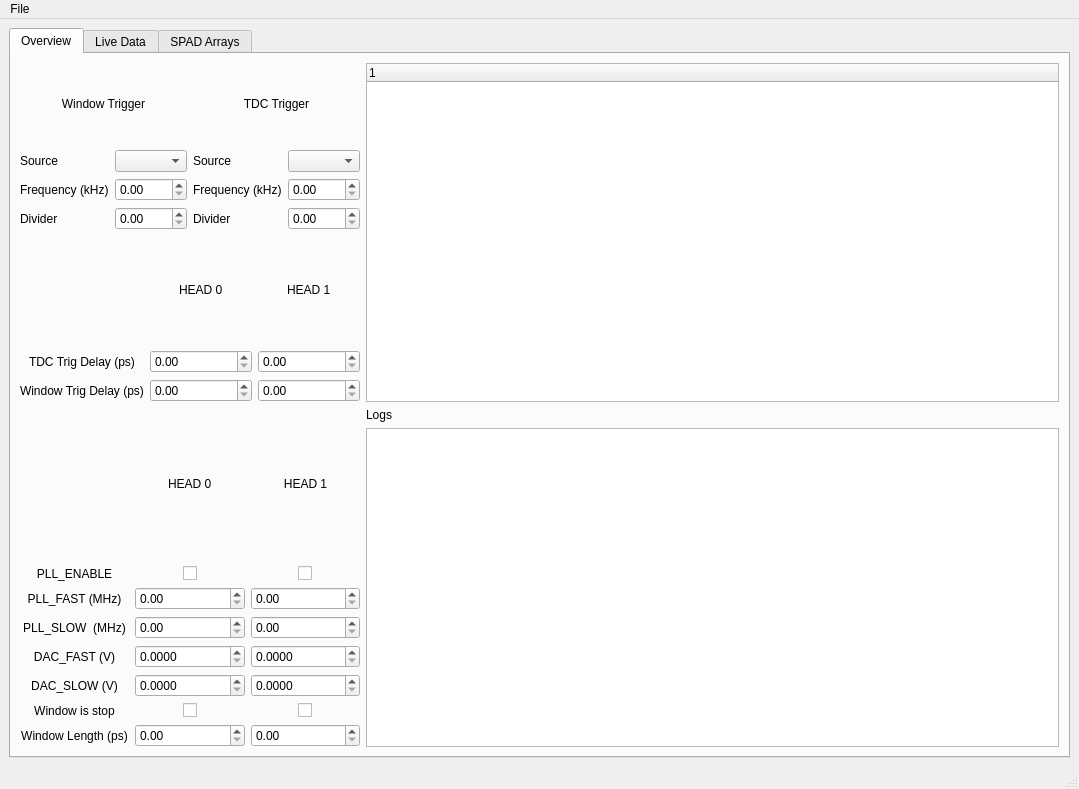
Old version of the form GUI/MainWindow.ui in the repository sgcarrier/cephei2.
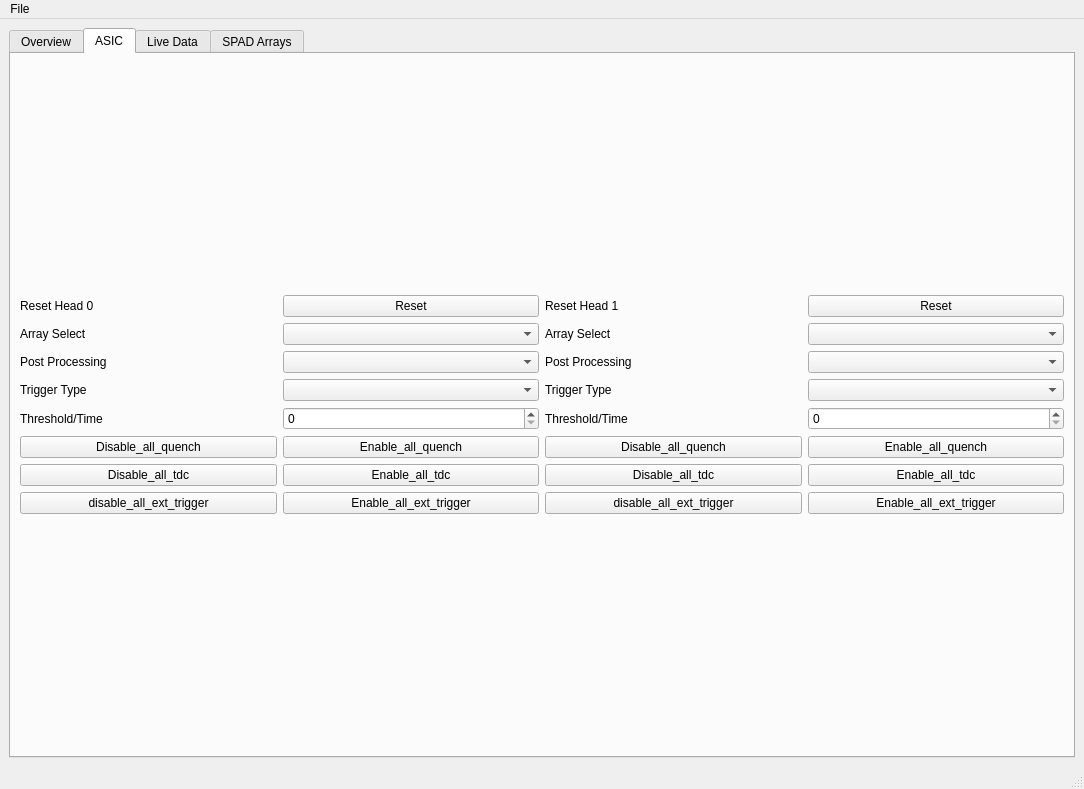
New version of the form. Custom widgets are drawn as their Qt base class.

Commit message: Added lots of functionality for the GUI

Patch:
```diff
--- a/GUI/MainWindow.ui
+++ b/GUI/MainWindow.ui
@@ -6,7 +6,7 @@
    <rect>
     <x>0</x>
     <y>0</y>
-    <width>1079</width>
+    <width>1084</width>
     <height>789</height>
    </rect>
   </property>
@@ -15,10 +15,10 @@
   </property>
   <widget class="QWidget" name="centralwidget">
    <layout class="QGridLayout" name="gridLayout">
-    <item row="0" column="1">
+    <item row="0" column="0">
      <widget class="QTabWidget" name="tabWidget">
       <property name="currentIndex">
-       <number>0</number>
+       <number>1</number>
       </property>
       <widget class="QWidget" name="Overview_tab">
        <attribute name="title">
@@ -60,7 +60,7 @@
                     <item row="1" column="0">
                      <widget class="QLabel" name="label_2">
                       <property name="text">
-                       <string>Frequency (kHz)</string>
+                       <string>Frequency (MHz)</string>
                       </property>
                      </widget>
                     </item>
@@ -112,7 +112,7 @@
                     <item row="1" column="0">
                      <widget class="QLabel" name="label_6">
                       <property name="text">
-                       <string>Frequency (kHz)</string>
+                       <string>Frequency (MHz)</string>
                       </property>
                      </widget>
                     </item>
@@ -134,7 +134,11 @@
                      </widget>
                     </item>
                     <item row="2" column="1">
-                     <widget class="QDoubleSpinBox" name="tdc_trig_divider_SpinBox"/>
+                     <widget class="QDoubleSpinBox" name="tdc_trig_divider_SpinBox">
+                      <property name="maximum">
+                       <double>512.000000000000000</double>
+                      </property>
+                     </widget>
                     </item>
                    </layout>
                   </item>
@@ -274,10 +278,18 @@
                </widget>
               </item>
               <item row="3" column="1">
-               <widget class="QDoubleSpinBox" name="pll_slow_h0_SpinBox"/>
+               <widget class="QDoubleSpinBox" name="pll_slow_h0_SpinBox">
+                <property name="maximum">
+                 <double>350.000000000000000</double>
+                </property>
+               </widget>
               </item>
               <item row="3" column="2">
-               <widget class="QDoubleSpinBox" name="pll_slow_h1_SpinBox"/>
+               <widget class="QDoubleSpinBox" name="pll_slow_h1_SpinBox">
+                <property name="maximum">
+                 <double>350.000000000000000</double>
+                </property>
+               </widget>
               </item>
               <item row="4" column="0">
                <widget class="QLabel" name="label_11">
@@ -294,6 +306,12 @@
                 <property name="decimals">
                  <number>4</number>
                 </property>
+                <property name="maximum">
+                 <double>2.500000000000000</double>
+                </property>
+                <property name="singleStep">
+                 <double>0.100000000000000</double>
+                </property>
                </widget>
               </item>
               <item row="4" column="2">
@@ -301,6 +319,12 @@
                 <property name="decimals">
                  <number>4</number>
                 </property>
+                <property name="maximum">
+                 <double>2.500000000000000</double>
+                </property>
+                <property name="singleStep">
+                 <double>0.100000000000000</double>
+                </property>
                </widget>
               </item>
               <item row="5" column="0">
@@ -318,6 +342,12 @@
                 <property name="decimals">
                  <number>4</number>
                 </property>
+                <property name="maximum">
+                 <double>2.500000000000000</double>
+                </property>
+                <property name="singleStep">
+                 <double>0.100000000000000</double>
+                </property>
                </widget>
               </item>
               <item row="5" column="2">
@@ -325,6 +355,12 @@
                 <property name="decimals">
                  <number>4</number>
                 </property>
+                <property name="maximum">
+                 <double>2.500000000000000</double>
+                </property>
+                <property name="singleStep">
+                 <double>0.100000000000000</double>
+                </property>
                </widget>
               </item>
               <item row="6" column="0">
@@ -441,6 +477,221 @@
         </item>
        </layout>
       </widget>
+      <widget class="QWidget" name="ASIC_tab">
+       <attribute name="title">
+        <string>ASIC</string>
+       </attribute>
+       <layout class="QGridLayout" name="gridLayout_15">
+        <item row="0" column="0">
+         <layout class="QGridLayout" name="gridLayout_14">
+          <item row="0" column="0" colspan="2">
+           <layout class="QGridLayout" name="gridLayout_13">
+            <item row="0" column="0">
+             <layout class="QGridLayout" name="gridLayout_11">
+              <item row="8" column="1">
+               <widget class="QPushButton" name="enable_all_tdc_h0_pushButton">
+                <property name="text">
+                 <string>Enable_all_tdc</string>
+                </property>
+               </widget>
+              </item>
+              <item row="3" column="0">
+               <widget class="QLabel" name="label_27">
+                <property name="text">
+                 <string>Trigger Type</string>
+                </property>
+               </widget>
+              </item>
+              <item row="2" column="1">
+               <widget class="QComboBox" name="post_processing_select_h0_comboBox"/>
+              </item>
+              <item row="7" column="1">
+               <widget class="QPushButton" name="enable_all_quench_h0_pushButton">
+                <property name="text">
+                 <string>Enable_all_quench</string>
+                </property>
+               </widget>
+              </item>
+              <item row="6" column="1">
+               <widget class="QSpinBox" name="threshold_time_trigger_h0_spinBox"/>
+              </item>
+              <item row="1" column="1">
+               <widget class="QComboBox" name="array_select_h0_comboBox"/>
+              </item>
+              <item row="9" column="0">
+               <widget class="QPushButton" name="disable_all_ext_trigger_h0_pushButton">
+                <property name="text">
+                 <string>disable_all_ext_trigger</string>
+                </property>
+               </widget>
+              </item>
+              <item row="3" column="1">
+               <widget class="QComboBox" name="trigger_type_h0_comboBox"/>
+              </item>
+              <item row="6" column="0">
+               <widget class="QLabel" name="label_29">
+                <property name="text">
+                 <string>Threshold/Time</string>
+                </property>
+               </widget>
+              </item>
+              <item row="7" column="0">
+               <widget class="QPushButton" name="disable_all_quench_h0_pushButton">
+                <property name="text">
+                 <string>Disable_all_quench</string>
+                </property>
+               </widget>
+              </item>
+              <item row="9" column="1">
+               <widget class="QPushButton" name="enable_all_ext_trigger_h0_pushButton">
+                <property name="text">
+                 <string>Enable_all_ext_trigger</string>
+                </property>
+               </widget>
+              </item>
+              <item row="8" column="0">
+               <widget class="QPushButton" name="disable_all_tdc_h0_pushButton">
+                <property name="text">
+                 <string>Disable_all_tdc</string>
+                </property>
+               </widget>
+              </item>
+              <item row="1" column="0">
+               <widget class="QLabel" name="label_23">
+                <property name="text">
+                 <string>Array Select</string>
+                </property>
+               </widget>
+              </item>
+              <item row="2" column="0">
+               <widget class="QLabel" name="label_26">
+                <property name="text">
+                 <string>Post Processing</string>
+                </property>
+               </widget>
+              </item>
+              <item row="0" column="0">
+               <widget class="QLabel" name="label_31">
+                <property name="text">
+                 <string>Reset Head 0</string>
+                </property>
+               </widget>
+              </item>
+              <item row="0" column="1">
+               <widget class="QPushButton" name="reset_h0_pushButton">
+                <property name="text">
+                 <string>Reset</string>
+                </property>
+               </widget>
+              </item>
+             </layout>
+            </item>
+            <item row="0" column="1">
+             <layout class="QGridLayout" name="gridLayout_12">
+              <item row="6" column="1">
+               <widget class="QPushButton" name="enable_all_tdc_h1_pushButton">
+                <property name="text">
+                 <string>Enable_all_tdc</string>
+                </property>
+               </widget>
+              </item>
+              <item row="5" column="1">
+               <widget class="QPushButton" name="enable_all_quench_h1_pushButton">
+                <property name="text">
+                 <string>Enable_all_quench</string>
+                </property>
+               </widget>
+              </item>
+              <item row="7" column="1">
+               <widget class="QPushButton" name="enable_all_ext_trigger_h1_pushButton">
+                <property name="text">
+                 <string>Enable_all_ext_trigger</string>
+                </property>
+               </widget>
+              </item>
+              <item row="3" column="1">
+               <widget class="QComboBox" name="trigger_type_h1_comboBox"/>
+              </item>
+              <item row="4" column="0">
+               <widget class="QLabel" name="label_30">
+                <property name="text">
+                 <string>Threshold/Time</string>
+                </property>
+               </widget>
+              </item>
+              <item row="2" column="1">
+               <widget class="QComboBox" name="post_processing_select_h1_comboBox"/>
+              </item>
+              <item row="2" column="0">
+               <widget class="QLabel" name="label_25">
+                <property name="text">
+                 <string>Post Processing</string>
+                </property>
+               </widget>
+              </item>
+              <item row="3" column="0">
+               <widget class="QLabel" name="label_28">
+                <property name="text">
+                 <string>Trigger Type</string>
+                </property>
+               </widget>
+              </item>
+              <item row="4" column="1">
+               <widget class="QSpinBox" name="threshold_time_trigger_h1_spinBox"/>
+              </item>
+              <item row="1" column="1">
+               <widget class="QComboBox" name="array_select_h1_comboBox"/>
+              </item>
+              <item row="6" column="0">
+               <widget class="QPushButton" name="disable_all_tdc_h1_pushButton">
+                <property name="text">
+                 <string>Disable_all_tdc</string>
+                </property>
+               </widget>
+              </item>
+              <item row="5" column="0">
+               <widget class="QPushButton" name="disable_all_quench_h1_pushButton">
+                <property name="text">
+                 <string>Disable_all_quench</string>
+                </property>
+               </widget>
+              </item>
+              <item row="7" column="0">
+               <widget class="QPushButton" name="disable_all_ext_trigger_h1_pushButton">
+                <property name="text">
+                 <string>disable_all_ext_trigger</string>
+                </property>
+               </widget>
+              </item>
+              <item row="1" column="0">
+               <widget class="QLabel" name="label_24">
+                <property name="text">
+                 <string>Array Select</string>
+                </property>
+               </widget>
+              </item>
+              <item row="0" column="0">
+               <widget class="QLabel" name="label_32">
+                <property name="text">
+                 <string>Reset Head 1</string>
+                </property>
+               </widget>
+              </item>
+              <item row="0" column="1">
+               <widget class="QPushButton" name="reset_h1_pushButton">
+                <property name="text">
+                 <string>Reset</string>
+                </property>
+               </widget>
+              </item>
+             </layout>
+            </item>
+           </layout>
+          </item>
+         </layout>
+        </item>
+       </layout>
+      </widget>
       <widget class="QWidget" name="LiveData_tab">
        <attribute name="title">
         <string>Live Data</string>
@@ -614,7 +865,7 @@
     <rect>
      <x>0</x>
      <y>0</y>
-     <width>1079</width>
+     <width>1084</width>
      <height>28</height>
     </rect>
    </property>
```
Left out of the diff: 16 changed lines with no effect on the pictures. The commit also changes 6 other files.
